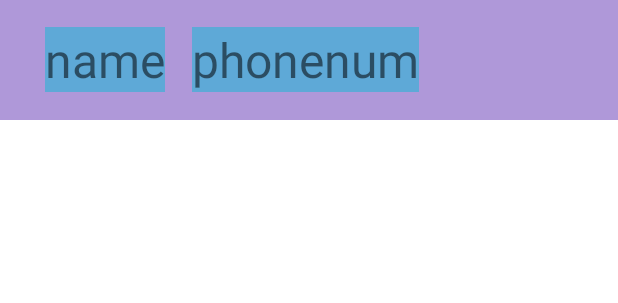
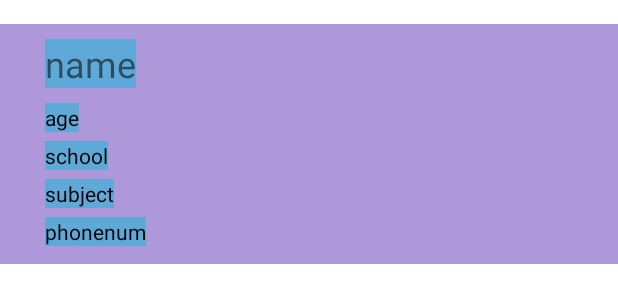
Before and after one commit to seilj/madcamp_week1, an Android app: the layout item_recyclerview.xml on its own in the app's theme, with its tools: preview values and no code run, on a phone screen of 412 x 824 dp. Shown: the top 303 px of the screen. Run offline under Robolectric (Android 15) with nearby library versions, the phone set to English and light mode, and no system bars.

```diff
--- a/app/src/main/res/layout/item_recyclerview.xml
+++ b/app/src/main/res/layout/item_recyclerview.xml
@@ -1,37 +1,71 @@
 <?xml version="1.0" encoding="utf-8"?>
 <androidx.constraintlayout.widget.ConstraintLayout xmlns:android="http://schemas.android.com/apk/res/android"
+    xmlns:tools="http://schemas.android.com/tools"
     android:layout_width="match_parent"
-    android:layout_height="100dp"
+    android:layout_height="180dp"
     xmlns:app="http://schemas.android.com/apk/res-auto">
 
     <LinearLayout
-        android:layout_width="match_parent"
-        android:layout_height="80dp"
+        android:layout_width="412dp"
+        android:layout_height="160dp"
+        android:layout_marginTop="16dp"
         android:background="#85673AB7"
-        android:orientation="horizontal"
-        app:layout_constraintTop_toTopOf="parent"
+        android:orientation="vertical"
+        app:layout_constraintEnd_toEndOf="parent"
+        app:layout_constraintHorizontal_bias="0.0"
         app:layout_constraintStart_toStartOf="parent"
-        app:layout_constraintEnd_toEndOf="parent">
+        app:layout_constraintTop_toTopOf="parent">
 
         <TextView
             android:id="@+id/rv_name"
             android:layout_width="wrap_content"
             android:layout_height="wrap_content"
-            android:layout_gravity="center"
+            android:layout_gravity="left|top"
+            android:layout_marginStart="30dp"
+            android:layout_marginTop="10dp"
+            android:layout_marginBottom="10dp"
+            android:background="#7700BCD4"
+            android:text="name"
+            android:textSize="24sp" />
+
+        <TextView
+            android:id="@+id/rv_age"
+            android:layout_width="wrap_content"
+            android:layout_height="wrap_content"
             android:layout_marginStart="30dp"
             android:background="#7700BCD4"
-            android:text="name"
-            android:textSize="32sp" />
+            android:text="age"
+            android:layout_marginBottom="6dp"
+            android:textColor="@color/black"/>
+
+        <TextView
+            android:id="@+id/rv_school"
+            android:layout_width="wrap_content"
+            android:layout_height="wrap_content"
+            android:layout_marginStart="30dp"
+            android:background="#7700BCD4"
+            android:layout_marginBottom="6dp"
+            android:textColor="@color/black"
+            android:text="school" />
+
+        <TextView
+            android:id="@+id/rv_subject"
+            android:layout_width="wrap_content"
+            android:layout_height="wrap_content"
+            android:layout_marginStart="30dp"
+            android:background="#7700BCD4"
+            android:text="subject"
+            android:textColor="@color/black"
+            android:layout_marginBottom="6dp"/>
 
         <TextView
             android:id="@+id/rv_phonenum"
             android:layout_width="wrap_content"
             android:layout_height="wrap_content"
-            android:layout_gravity="center"
-            android:layout_marginStart="18dp"
+            android:layout_marginStart="30dp"
             android:background="#7700BCD4"
-            android:text="phonenum"
-            android:textSize="32sp" />
+            android:textColor="@color/black"
+            android:text="phonenum"/>
     </LinearLayout>
 
 </androidx.constraintlayout.widget.ConstraintLayout>
```
Also changed, not shown: app/src/main/assets/PeopleData.json (+125 -22 lines), app/src/main/java/com/example/myapplication/Fragment1.kt (+49 -5 lines), app/src/main/res/layout/dialog_add_person.xml (added, +47 -0 lines).
